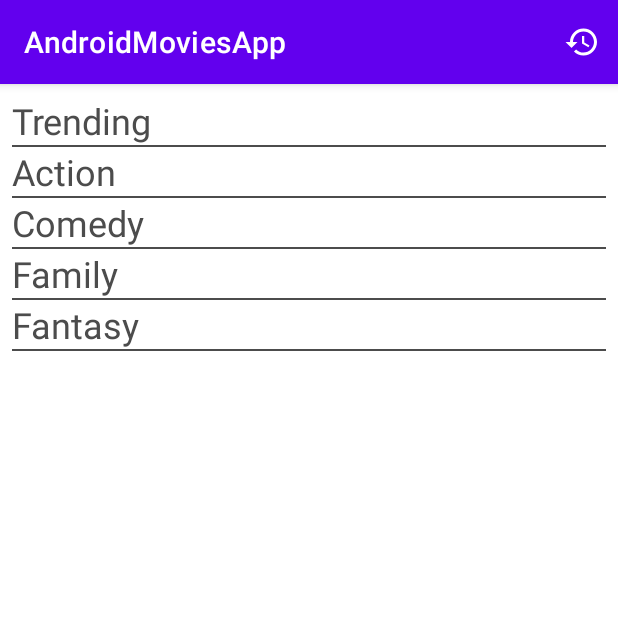
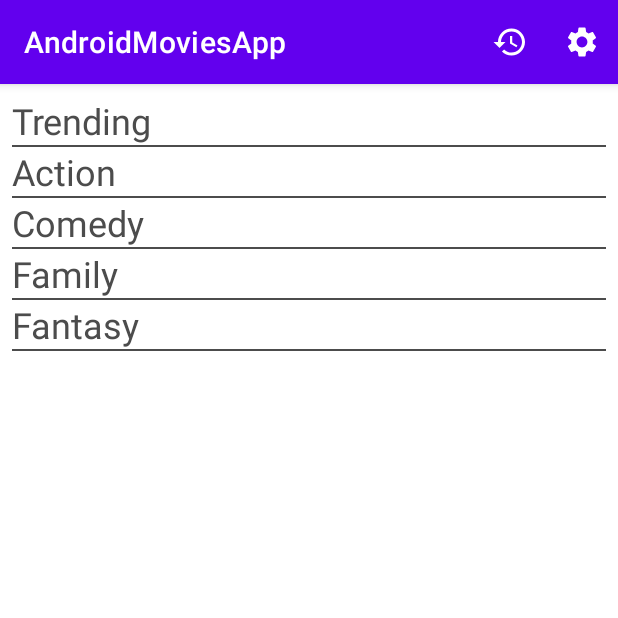
Before and after one commit to 111GooDron111/AndroidMovieApp, an Android app: the screen it shows after launch (MainActivity), on a phone screen of 412 x 824 dp, the top half of it. Run offline under Robolectric (Android 15) with nearby library versions, the phone set to English and light mode, and no system bars; our stand-ins replace Picasso, Room's generated code; network calls fail; pictures from the network do not load.

Commit message:
Добавил возможность сохранять состояние и выполнять обзор фильмов с взрослым контентом и без него

```diff
--- a/app/src/main/java/com/dmabram15/androidmovieapp/view/Constants.kt
+++ b/app/src/main/java/com/dmabram15/androidmovieapp/view/Constants.kt
@@ -2,5 +2,5 @@ package com.dmabram15.androidmovieapp.view
 
 const val MOVIES_LIST_INTENT_FILTER = "MOVIES LIST INTENT FILTER"
 const val MOVIES_EXTRA_KEY = "movies_extra_key"
-
 const val TMDB_API_KEY = "40a98f3e5739954b908f37352fdfb0d1"
+const val ADULT_PREFER_KEY = "adult prefer key"
--- a/app/src/main/java/com/dmabram15/androidmovieapp/view/MoviesFragment.kt
+++ b/app/src/main/java/com/dmabram15/androidmovieapp/view/MoviesFragment.kt
@@ -41,6 +41,7 @@ class MoviesFragment : Fragment(), OnMovieCardClickListener {
     override fun onViewCreated(view: View, savedInstanceState: Bundle?) {
         super.onViewCreated(view, savedInstanceState)
         initializeProperties()
+        loadSettings()
 
         viewModel.getMovieFromInternet()
     }
@@ -52,6 +53,13 @@ class MoviesFragment : Fragment(), OnMovieCardClickListener {
         viewModel.liveComedy.observe(viewLifecycleOwner, { renderMovies(it) })
         viewModel.liveFamily.observe(viewLifecycleOwner, { renderMovies(it) })
         viewModel.liveFantasy.observe(viewLifecycleOwner, { renderMovies(it) })
+    }
+
+    private fun loadSettings() {
+        activity?.let {
+            viewModel.isAdultOn = it.getPreferences(Context.MODE_PRIVATE)
+                .getBoolean(ADULT_PREFER_KEY, false)
+        }
     }
 
     private fun setRecyclerViews() {
--- a/app/src/main/java/com/dmabram15/androidmovieapp/viewmodel/MoviesFragmentViewModel.kt
+++ b/app/src/main/java/com/dmabram15/androidmovieapp/viewmodel/MoviesFragmentViewModel.kt
@@ -17,6 +17,8 @@ class MoviesFragmentViewModel() : ViewModel() {
     val liveComedy = MutableLiveData<AppState>()
     val liveFamily = MutableLiveData<AppState>()
     val liveFantasy = MutableLiveData<AppState>()
+
+    var isAdultOn : Boolean = false
 
     private val liveMovieToUpdate = mutableMapOf<String, MutableLiveData<AppState>>(
         Pair("", liveTrending),
@@ -44,7 +46,7 @@ class MoviesFragmentViewModel() : ViewModel() {
 
     private fun getMovieByGenres(genres: String) {
         val callback = MovieCallback(genres, liveMovieToUpdate)
-        moviesRepository.getMoviesByGenres(false, genres, callback)
+        moviesRepository.getMoviesByGenres(isAdultOn, genres, callback)
     }
 
     fun saveMovieToDb(movie : Movie) {
--- /dev/null
+++ b/app/src/main/java/com/dmabram15/androidmovieapp/viewmodel/SettingViewModel.kt
@@ -0,0 +1,5 @@
+package com.dmabram15.androidmovieapp.viewmodel
+
+import androidx.lifecycle.ViewModel
+
+class SettingViewModel : ViewModel() {}
--- /dev/null
+++ b/app/src/main/res/drawable/ic_settings.xml
@@ -0,0 +1,10 @@
+<vector xmlns:android="http://schemas.android.com/apk/res/android"
+    android:width="24dp"
+    android:height="24dp"
+    android:viewportWidth="24"
+    android:viewportHeight="24"
+    android:tint="?attr/colorControlNormal">
+  <path
+      android:fillColor="@android:color/white"
+      android:pathData="M19.14,12.94c0.04,-0.3 0.06,-0.61 0.06,-0.94c0,-0.32 -0.02,-0.64 -0.07,-0.94l2.03,-1.58c0.18,-0.14 0.23,-0.41 0.12,-0.61l-1.92,-3.32c-0.12,-0.22 -0.37,-0.29 -0.59,-0.22l-2.39,0.96c-0.5,-0.38 -1.03,-0.7 -1.62,-0.94L14.4,2.81c-0.04,-0.24 -0.24,-0.41 -0.48,-0.41h-3.84c-0.24,0 -0.43,0.17 -0.47,0.41L9.25,5.35C8.66,5.59 8.12,5.92 7.63,6.29L5.24,5.33c-0.22,-0.08 -0.47,0 -0.59,0.22L2.74,8.87C2.62,9.08 2.66,9.34 2.86,9.48l2.03,1.58C4.84,11.36 4.8,11.69 4.8,12s0.02,0.64 0.07,0.94l-2.03,1.58c-0.18,0.14 -0.23,0.41 -0.12,0.61l1.92,3.32c0.12,0.22 0.37,0.29 0.59,0.22l2.39,-0.96c0.5,0.38 1.03,0.7 1.62,0.94l0.36,2.54c0.05,0.24 0.24,0.41 0.48,0.41h3.84c0.24,0 0.44,-0.17 0.47,-0.41l0.36,-2.54c0.59,-0.24 1.13,-0.56 1.62,-0.94l2.39,0.96c0.22,0.08 0.47,0 0.59,-0.22l1.92,-3.32c0.12,-0.22 0.07,-0.47 -0.12,-0.61L19.14,12.94zM12,15.6c-1.98,0 -3.6,-1.62 -3.6,-3.6s1.62,-3.6 3.6,-3.6s3.6,1.62 3.6,3.6S13.98,15.6 12,15.6z"/>
+</vector>
--- a/app/src/main/res/menu/main_menu.xml
+++ b/app/src/main/res/menu/main_menu.xml
@@ -9,4 +9,11 @@
         android:title="@string/menu_history"
         android:icon="@drawable/ic_history"
         app:showAsAction="ifRoom"/>
+
+    <item
+        android:id="@+id/settings_menu_item"
+        android:title="@string/menu_settings"
+        android:icon="@drawable/ic_settings"
+        app:showAsAction="ifRoom"/>
+
 </menu>
--- a/app/src/main/res/values/strings.xml
+++ b/app/src/main/res/values/strings.xml
@@ -7,4 +7,6 @@
     <string name="family_label_TextView">Family</string>
     <string name="fantasy_label_TextView">Fantasy</string>
     <string name="movie_banner_description">Movie banner</string>
+    <string name="menu_settings">Settings</string>
+    <string name="include_adult_setting">include adult</string>
 </resources>
```
Also changed, not shown: app/src/main/java/com/dmabram15/androidmovieapp/view/MainActivity.kt (+8 -0 lines), app/src/main/java/com/dmabram15/androidmovieapp/view/SettingFragment.kt (added, +67 -0 lines), app/src/main/res/layout/setting_fragment.xml (added, +18 -0 lines).
